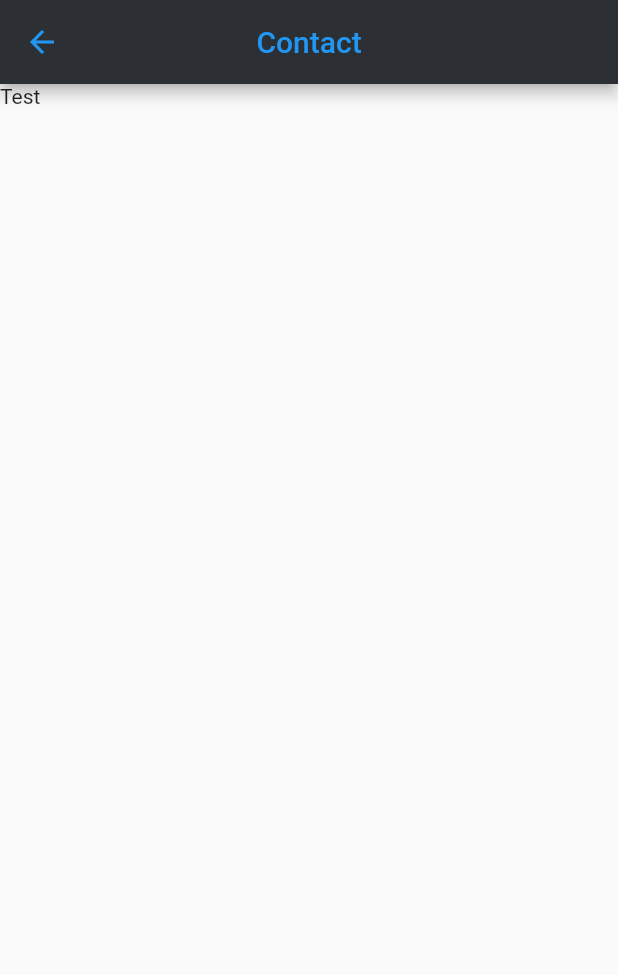
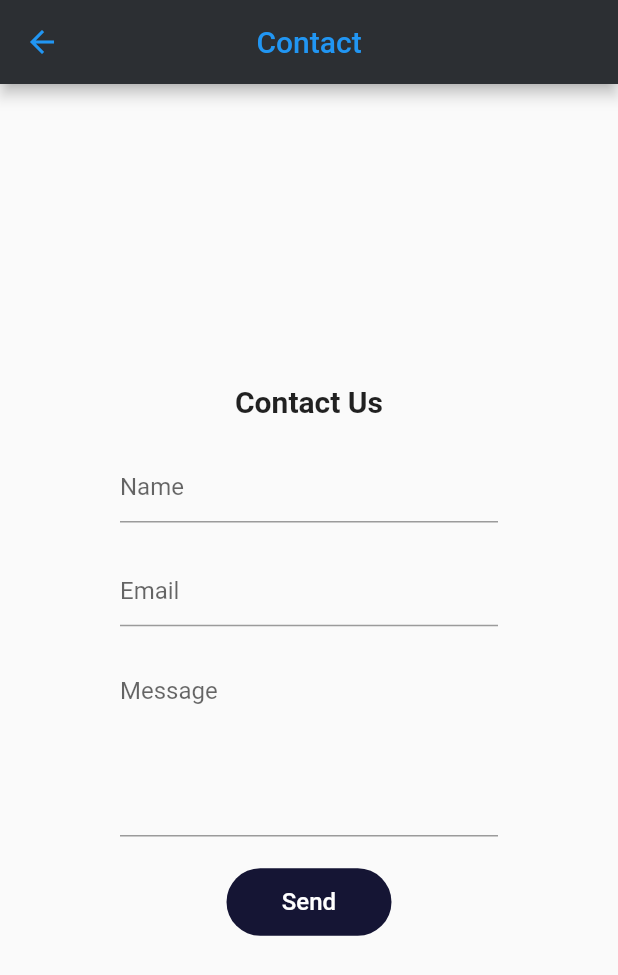
Before and after one commit to Zabosee/sap-wiki, a Flutter app: the ContactPage screen opened directly, on a phone screen of 412 x 824 dp. Shown: the top 975 px of the screen. Run offline on Flutter 3.47's test engine with Material 2 defaults, Android fonts, the phone set to English and light mode, and no system bars; our stand-ins replace bloc, expandable, flutter_bloc, flutter_markdown, url_launcher_web; missing offline and left inert: flutter_email_sender, flutter_glow, image_picker_for_web.

Commit message:
Contact Us Page

```diff
--- a/lib/generated_plugin_registrant.dart
+++ b/lib/generated_plugin_registrant.dart
@@ -5,12 +5,14 @@
 // ignore_for_file: directives_ordering
 // ignore_for_file: lines_longer_than_80_chars
 
+import 'package:image_picker_for_web/image_picker_for_web.dart';
 import 'package:url_launcher_web/url_launcher_web.dart';
 
 import 'package:flutter_web_plugins/flutter_web_plugins.dart';
 
 // ignore: public_member_api_docs
 void registerPlugins(Registrar registrar) {
+  ImagePickerPlugin.registerWith(registrar);
   UrlLauncherPlugin.registerWith(registrar);
   registrar.registerMessageHandler();
 }
--- a/lib/nav_pages/contact.dart
+++ b/lib/nav_pages/contact.dart
@@ -1,8 +1,16 @@
+import 'dart:async';
+import 'dart:convert';
+
 import 'package:flutter/material.dart';
+import 'package:flutter_email_sender/flutter_email_sender.dart';
+import 'package:http/http.dart' as http;
 
 class ContactPage extends StatelessWidget {
-  const ContactPage({Key? key}) : super(key: key);
-
+  ContactPage({Key? key}) : super(key: key);
+  final _formKey = GlobalKey<FormState>();
+  final nameController = TextEditingController();
+  final emailController = TextEditingController();
+  final messageController = TextEditingController();
   @override
   Widget build(BuildContext context) {
     return Scaffold(
@@ -12,9 +20,125 @@ class ContactPage extends StatelessWidget {
         backgroundColor: const Color.fromRGBO(44, 47, 51, 1),
         foregroundColor: Colors.blue,
       ),
-      body: Column(
-        children: [Text('Test')],
+      body: Center(
+        child: Container(
+          height: 450,
+          width: 400,
+          margin: const EdgeInsets.symmetric(
+            horizontal: 40,
+            vertical: 20,
+          ),
+          padding: const EdgeInsets.symmetric(
+            horizontal: 40,
+            vertical: 20,
+          ),
+          // decoration: BoxDecoration(
+          //     borderRadius: BorderRadius.circular(10),
+          //     boxShadow: [
+          //       BoxShadow(
+          //           offset: const Offset(0, 5),
+          //           blurRadius: 10,
+          //           spreadRadius: 1,
+          //           color: Colors.white54)
+          //     ]),
+          child: Form(
+            key: _formKey,
+            child: Column(
+              mainAxisAlignment: MainAxisAlignment.spaceEvenly,
+              children: [
+                const Text('Contact Us',
+                    style:
+                        TextStyle(fontSize: 20, fontWeight: FontWeight.bold)),
+                TextFormField(
+                  controller: nameController,
+                  decoration: const InputDecoration(hintText: 'Name'),
+                  validator: (value) {
+                    if (value == null || value.isEmpty) {
+                      return '*Required';
+                    }
+                    return null;
+                  },
+                ),
+                TextFormField(
+                  controller: emailController,
+                  decoration: const InputDecoration(hintText: 'Email'),
+                  validator: (email) {
+                    if (email == null || email.isEmpty) {
+                      return 'Required*';
+                    }
+                    //  else {
+                    //   return 'Please enter a valid Email';
+                    // }
+                  },
+                ),
+                TextFormField(
+                  controller: messageController,
+                  decoration: const InputDecoration(hintText: 'Message'),
+                  maxLines: 5,
+                  validator: (value) {
+                    if (value == null || value.isEmpty) {
+                      return '*Required';
+                    }
+                    return null;
+                  },
+                ),
+                SizedBox(
+                  height: 45,
+                  width: 110,
+                  child: TextButton(
+                    style: TextButton.styleFrom(
+                        primary: Colors.white,
+                        backgroundColor: const Color(0xff151534),
+                        shape: RoundedRectangleBorder(
+                            borderRadius: BorderRadius.circular(40))),
+                    onPressed: () async {
+                      if (_formKey.currentState!.validate()) {
+                        final response = await sendEmail(
+                            nameController.value.text,
+                            emailController.value.text,
+                            messageController.value.text);
+                        ScaffoldMessenger.of(context).showSnackBar(
+                          response == 200
+                              ? const SnackBar(
+                                  content: Text('Message Sent!'),
+                                  backgroundColor: Colors.green)
+                              : const SnackBar(
+                                  content: Text('Failed to send message!'),
+                                  backgroundColor: Colors.red),
+                        );
+                        nameController.clear();
+                        emailController.clear();
+                        messageController.clear();
+                      }
+                    },
+                    child: const Text('Send', style: TextStyle(fontSize: 16)),
+                  ),
+                ),
+              ],
+            ),
+          ),
+        ),
       ),
     );
   }
 }
+
+Future sendEmail(String name, String email, String message) async {
+  final url = Uri.parse('https://api.emailjs.com/api/v1.0/email/send');
+  const serviceId = 'service_2ttua7b';
+  const templateId = 'template_s0ik155';
+  const userId = 'user_QuYCUhPERIQVlFmJb5K12';
+  final response = await http.post(url,
+      headers: {'Content-Type': 'application/json'},
+      body: json.encode({
+        'service_id': serviceId,
+        'template_id': templateId,
+        'user_id': userId,
+        'template_params': {
+          'from_name': name,
+          'from_email': email,
+          'message': message
+        }
+      }));
+  return response.statusCode;
+}
--- a/pubspec.yaml
+++ b/pubspec.yaml
@@ -36,12 +36,14 @@ dependencies:
   cupertino_icons: ^1.0.2
   bloc: ^8.0.1
   flutter_bloc: ^8.0.0
-  url_launcher: ^5.7.10
+  url_launcher: ^6.0.18
   zoom_widget: ^0.2.1
   flutter_glow: ^0.2.0
   flutter_markdown: ^0.6.8
   http: ^0.13.4
   expandable: ^5.0.1
+  flutter_email_sender: ^5.0.2
+  image_picker: ^0.8.4+4
 
 dev_dependencies:
   flutter_test:
```
Also changed, not shown: lib/main.dart (+7 -1 lines), pubspec.lock, 7 other files.
